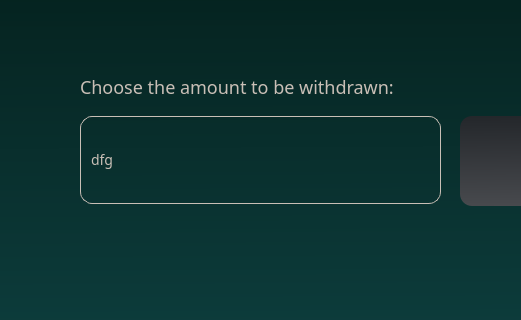
Above: frontend/creditamountwindow.ui from t1rate01/ATM_groupproject before the change; both pictures show x 220 to 741 and y 214 to 534 of the 1280 by 720 pixel window. Below: the same form after it.
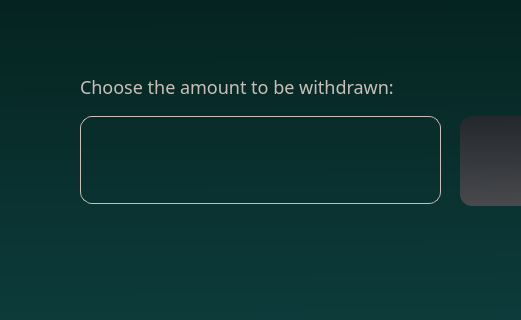
That is the form after the change.

Diff of the .ui file:
```diff
--- a/frontend/creditamountwindow.ui
+++ b/frontend/creditamountwindow.ui
@@ -78,7 +78,7 @@
     </rect>
    </property>
    <property name="text">
-    <string>dfg</string>
+    <string/>
    </property>
   </widget>
   <widget class="QLabel" name="label">
```
